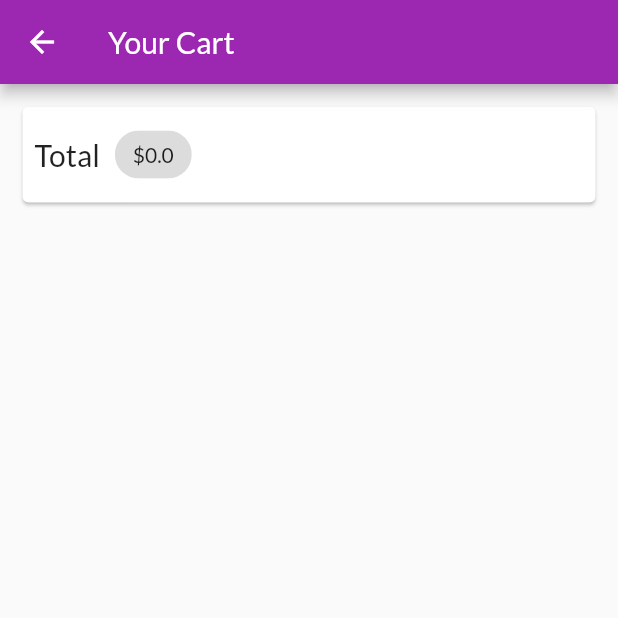
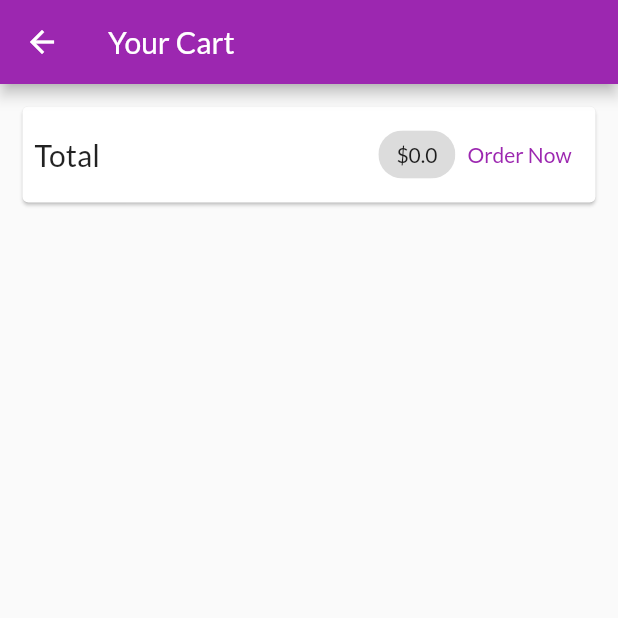
Before and after one commit to nerd-sourav/Food-shop, a Flutter app: the CartScreen screen opened by its route, on a phone screen of 412 x 824 dp, the top half of it. Run offline on Flutter 3.47's test engine with Material 2 defaults, Android fonts, the phone set to English and light mode, and no system bars; network calls fail.

Commit message:
cart screen addded

```diff
--- a/lib/screens/cart_screen.dart
+++ b/lib/screens/cart_screen.dart
@@ -2,7 +2,8 @@
 
 import 'package:flutter/material.dart';
 import 'package:provider/provider.dart';
-import 'package:shop/provider/cart.dart';
+import 'package:shop/provider/cart.dart' show Cart;
+import 'package:shop/widgets/cart_item.dart';
 
 class CartScreen extends StatelessWidget {
   static const routeName = '/cart-screen';
@@ -22,6 +23,7 @@ class CartScreen extends StatelessWidget {
             child: Padding(
               padding: const EdgeInsets.all(8.0),
               child: Row(
+                mainAxisAlignment: MainAxisAlignment.spaceBetween,
                 children: [
                   const Text(
                     'Total',
@@ -29,14 +31,30 @@ class CartScreen extends StatelessWidget {
                       fontSize: 20,
                     ),
                   ),
+                  const Spacer(),
                   const SizedBox(
                     width: 10,
                   ),
-                  Chip(label: Text('\$${cartItem.totalAmount}'))
+                  Chip(
+                    label: Text('\$${cartItem.totalAmount}'),
+                    // backgroundColor: Theme.of(context).primaryColor,
+                  ),
+                  TextButton(onPressed: () {}, child: const Text('Order Now'))
                 ],
               ),
             ),
           ),
+          const SizedBox(height: 20),
+          Expanded(
+              child: ListView.builder(
+            itemCount: cartItem.items.length,
+            itemBuilder: (BuildContext context, int index) => CartItem(
+                productId: cartItem.items.keys.toList()[index],
+                id: cartItem.items.values.toList()[index].productId,
+                price: cartItem.items.values.toList()[index].price,
+                quantity: cartItem.items.values.toList()[index].quantity,
+                title: cartItem.items.values.toList()[index].title),
+          )),
         ],
       ),
     );
```
Also changed, not shown: lib/provider/cart.dart (+6 -2 lines), lib/screens/product_detail_screen.dart (+15 -7 lines), lib/widgets/cart_item.dart (added, +64 -0 lines).
